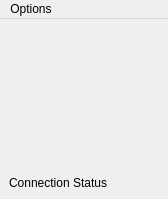
Before: the Qt Designer form randovania/gui/ui_files/auto_tracker_window.ui in randovania/randovania, drawn with Qt 5.
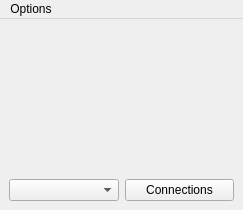
After: the same form once the commit is applied.

The edit to the form file:
```diff
--- a/randovania/gui/ui_files/auto_tracker_window.ui
+++ b/randovania/gui/ui_files/auto_tracker_window.ui
@@ -6,8 +6,8 @@
    <rect>
     <x>0</x>
     <y>0</y>
-    <width>168</width>
-    <height>199</height>
+    <width>243</width>
+    <height>210</height>
    </rect>
   </property>
   <property name="windowTitle">
@@ -16,17 +16,20 @@
   <widget class="QWidget" name="centralwidget">
    <layout class="QGridLayout" name="gridLayout">
     <item row="1" column="0">
-     <layout class="QVBoxLayout" name="verticalLayout">
+     <layout class="QHBoxLayout" name="select_game_layout">
       <item>
-       <widget class="QLabel" name="connection_status_label">
-        <property name="sizePolicy">
-         <sizepolicy hsizetype="Preferred" vsizetype="Fixed">
-          <horstretch>0</horstretch>
-          <verstretch>0</verstretch>
-         </sizepolicy>
+       <widget class="QComboBox" name="select_game_combo"/>
+      </item>
+      <item>
+       <widget class="QPushButton" name="select_game_button">
+        <property name="maximumSize">
+         <size>
+          <width>120</width>
+          <height>16777215</height>
+         </size>
         </property>
         <property name="text">
-         <string>Connection Status</string>
+         <string>Connections</string>
         </property>
        </widget>
       </item>
@@ -44,7 +47,7 @@
     <rect>
      <x>0</x>
      <y>0</y>
-     <width>168</width>
+     <width>243</width>
      <height>17</height>
     </rect>
    </property>
```
Left out of the diff: 35 changed lines with no effect on the pictures.
